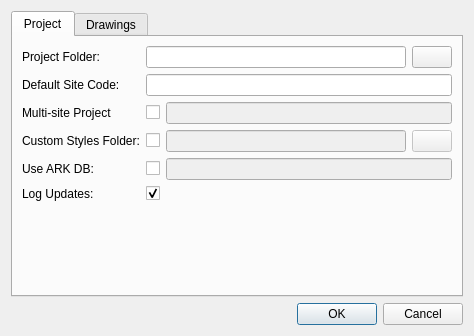
Above: src/settings_dialog_base.ui from lparchaeology/ArkPlan before the change. Below: the same form after it.
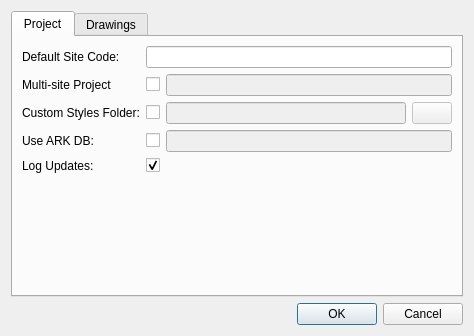
That is the form after the change. Icons and pictures are not drawn.

Commit message: WIP Make project path relative

The edit to the form file:
```diff
--- a/src/settings_dialog_base.ui
+++ b/src/settings_dialog_base.ui
@@ -24,17 +24,7 @@
        <string>Project</string>
       </attribute>
       <layout class="QGridLayout" name="gridLayout_5">
-       <item row="0" column="0">
-        <widget class="QLabel" name="projectFolderLabel">
-         <property name="text">
-          <string>Project Folder:</string>
-         </property>
-         <property name="buddy">
-          <cstring>projectFolderEdit</cstring>
-         </property>
-        </widget>
-       </item>
-       <item row="2" column="0">
+       <item row="1" column="0">
         <widget class="QLabel" name="siteCodeLabel">
          <property name="text">
           <string>Default Site Code:</string>
@@ -44,23 +34,27 @@
          </property>
         </widget>
        </item>
-       <item row="5" column="0">
-        <widget class="QLabel" name="useArkLabel">
-         <property name="text">
-          <string>Use ARK DB:</string>
-         </property>
-         <property name="buddy">
-          <cstring>useArkCheck</cstring>
-         </property>
-        </widget>
-       </item>
-       <item row="0" column="2">
-        <layout class="QHBoxLayout" name="projectFolderLayout">
+       <item row="3" column="2">
+        <layout class="QHBoxLayout" name="styleFolderLayout">
          <item>
-          <widget class="QLineEdit" name="projectFolderEdit"/>
+          <widget class="QCheckBox" name="styleFolderCheck">
+           <property name="text">
+            <string/>
+           </property>
+          </widget>
          </item>
          <item>
-          <widget class="QPushButton" name="projectFolderButton">
+          <widget class="QLineEdit" name="styleFolderEdit">
+           <property name="enabled">
+            <bool>false</bool>
+           </property>
+          </widget>
+         </item>
+         <item>
+          <widget class="QPushButton" name="styleFolderButton">
+           <property name="enabled">
+            <bool>false</bool>
+           </property>
            <property name="icon">
             <iconset resource="resources.qrc">
              <normaloff>:/plugins/ark/folder.png</normaloff>:/plugins/ark/folder.png</iconset>
@@ -75,7 +69,7 @@
          </item>
         </layout>
        </item>
-       <item row="4" column="0" colspan="2">
+       <item row="3" column="0" colspan="2">
         <widget class="QLabel" name="customStylesLabel">
          <property name="text">
           <string>Custom Styles Folder:</string>
@@ -85,7 +79,17 @@
          </property>
         </widget>
        </item>
-       <item row="7" column="2">
+       <item row="4" column="0">
+        <widget class="QLabel" name="useArkLabel">
+         <property name="text">
+          <string>Use ARK DB:</string>
+         </property>
+         <property name="buddy">
+          <cstring>useArkCheck</cstring>
+         </property>
+        </widget>
+       </item>
+       <item row="6" column="2">
         <spacer name="verticalSpacer_4">
          <property name="orientation">
           <enum>Qt::Vertical</enum>
@@ -98,45 +102,10 @@
          </property>
         </spacer>
        </item>
-       <item row="4" column="2">
-        <layout class="QHBoxLayout" name="styleFolderLayout">
-         <item>
-          <widget class="QCheckBox" name="styleFolderCheck">
-           <property name="text">
-            <string/>
-           </property>
-          </widget>
-         </item>
-         <item>
-          <widget class="QLineEdit" name="styleFolderEdit">
-           <property name="enabled">
-            <bool>false</bool>
-           </property>
-          </widget>
-         </item>
-         <item>
-          <widget class="QPushButton" name="styleFolderButton">
-           <property name="enabled">
-            <bool>false</bool>
-           </property>
-           <property name="icon">
-            <iconset resource="resources.qrc">
-             <normaloff>:/plugins/ark/folder.png</normaloff>:/plugins/ark/folder.png</iconset>
-           </property>
-           <property name="iconSize">
-            <size>
-             <width>12</width>
-             <height>12</height>
-            </size>
-           </property>
-          </widget>
-         </item>
-        </layout>
-       </item>
-       <item row="2" column="2">
+       <item row="1" column="2">
         <widget class="QLineEdit" name="siteCodeEdit"/>
        </item>
-       <item row="5" column="2">
+       <item row="4" column="2">
         <layout class="QHBoxLayout" name="horizontalLayout">
          <item>
           <widget class="QCheckBox" name="useArkCheck">
@@ -154,7 +123,7 @@
          </item>
         </layout>
        </item>
-       <item row="3" column="2">
+       <item row="2" column="2">
         <layout class="QHBoxLayout" name="horizontalLayout_6">
          <item>
           <widget class="QCheckBox" name="multiSiteCheck">
@@ -172,7 +141,14 @@
          </item>
         </layout>
        </item>
-       <item row="3" column="0">
+       <item row="5" column="0">
+        <widget class="QLabel" name="logUpdatesLabel">
+         <property name="text">
+          <string>Log Updates:</string>
+         </property>
+        </widget>
+       </item>
+       <item row="2" column="0">
         <widget class="QLabel" name="multiSiteLabel">
          <property name="text">
           <string>Multi-site Project</string>
@@ -182,14 +158,7 @@
          </property>
         </widget>
        </item>
-       <item row="6" column="0">
-        <widget class="QLabel" name="logUpdatesLabel">
-         <property name="text">
-          <string>Log Updates:</string>
-         </property>
-        </widget>
-       </item>
-       <item row="6" column="2">
+       <item row="5" column="2">
         <widget class="QCheckBox" name="logUpdatesCheck">
          <property name="text">
           <string/>
```
Left out of the diff: 2 changed lines with no effect on the pictures. The commit also changes 6 other files.
